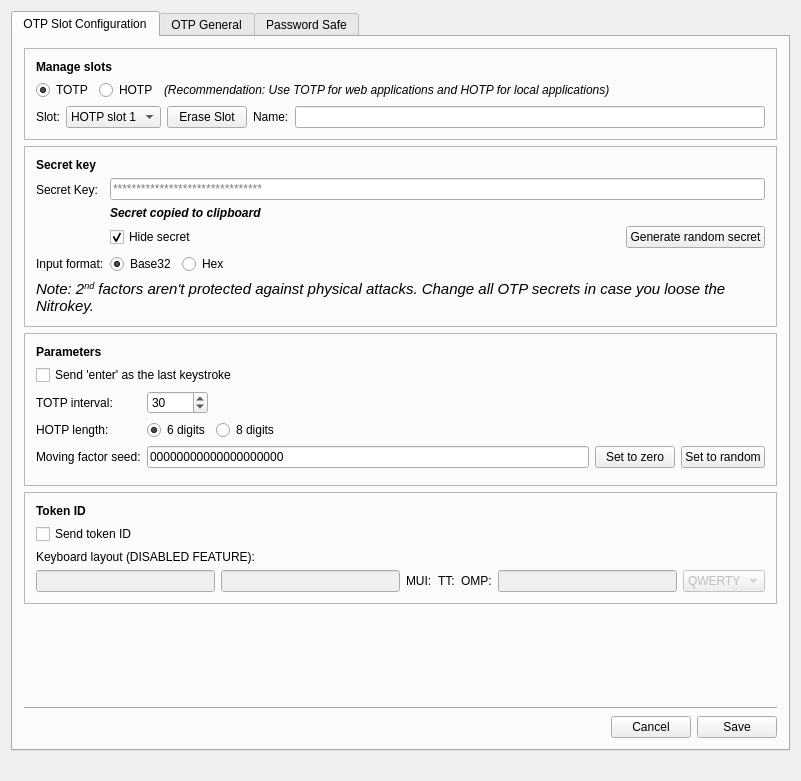
Old version of the form ui/mainwindow.ui in the repository Nitrokey/nitrokey-app.
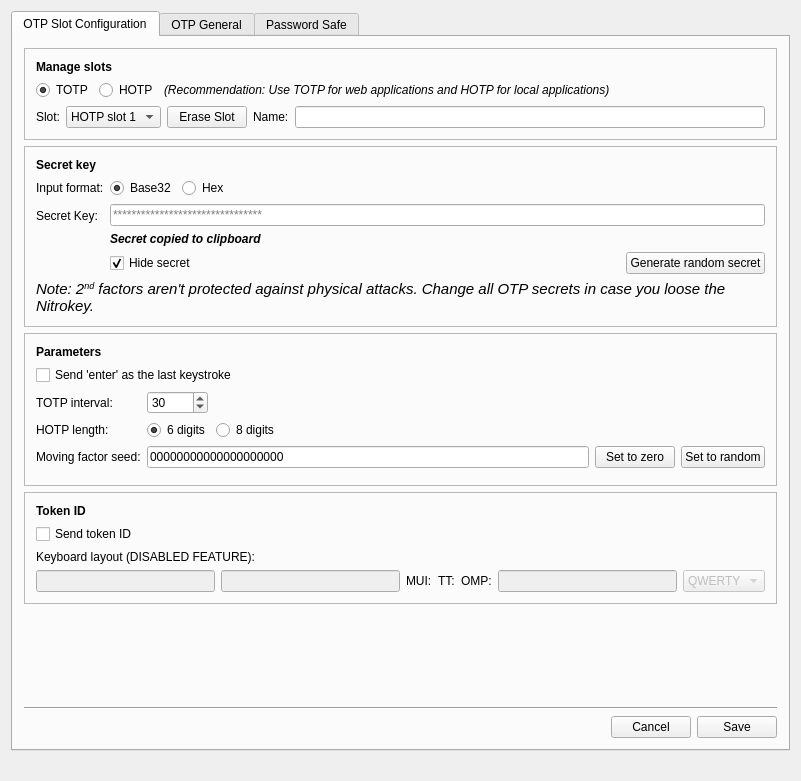
New version of the form. Icons and pictures are not drawn.

Commit message: Moved secret type above secret input field. Set same tooltip text to secret input field as in label

Diff of the .ui file:
```diff
--- a/ui/mainwindow.ui
+++ b/ui/mainwindow.ui
@@ -242,6 +242,13 @@
               <enum>QFormLayout::AllNonFixedFieldsGrow</enum>
              </property>
              <item row="1" column="0">
+              <widget class="QLabel" name="label_4">
+               <property name="text">
+                <string>Input format:</string>
+               </property>
+              </widget>
+             </item>
+             <item row="2" column="0">
               <widget class="QLabel" name="label_3">
                <property name="toolTip">
                 <string>&lt;html&gt;&lt;head/&gt;&lt;body&gt;&lt;p&gt;The secret is provided by your service provider you may want to login or can be configured in your local application which you may want to login to.&lt;/p&gt;&lt;/body&gt;&lt;/html&gt;</string>
@@ -251,7 +258,7 @@
                </property>
               </widget>
              </item>
-             <item row="1" column="1">
+             <item row="2" column="1">
               <layout class="QVBoxLayout" name="verticalLayout_6">
                <item>
                 <widget class="QLineEdit" name="secretEdit">
@@ -332,14 +339,7 @@
                </item>
               </layout>
              </item>
-             <item row="2" column="0">
-              <widget class="QLabel" name="label_4">
-               <property name="text">
-                <string>Input format:</string>
-               </property>
-              </widget>
-             </item>
-             <item row="2" column="1">
+             <item row="1" column="1">
               <layout class="QHBoxLayout" name="horizontalLayout_6">
                <item>
                 <widget class="QRadioButton" name="base32RadioButton">
```
Left out of the diff: 3 changed lines with no effect on the pictures.
